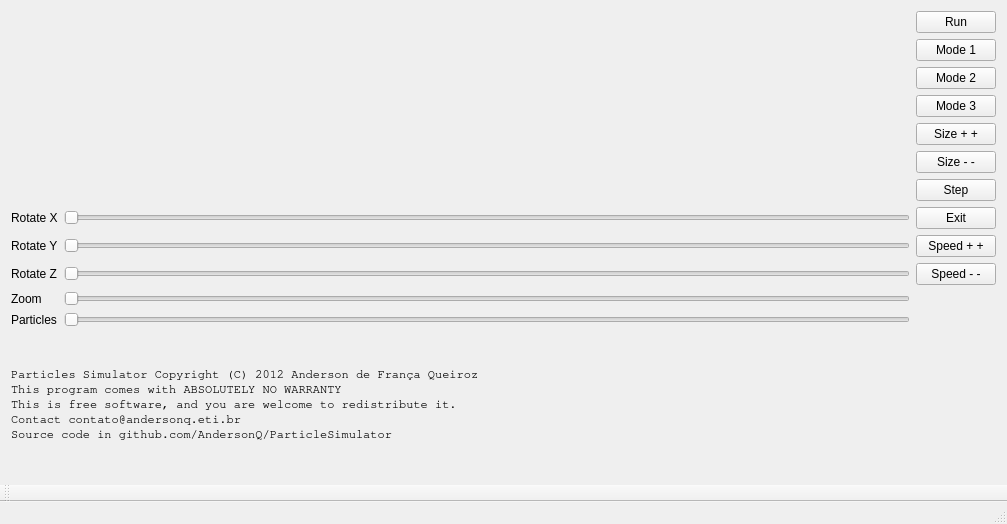
AndersonQ/ParticleSumulator, file mainwindow.ui: the form before one commit.
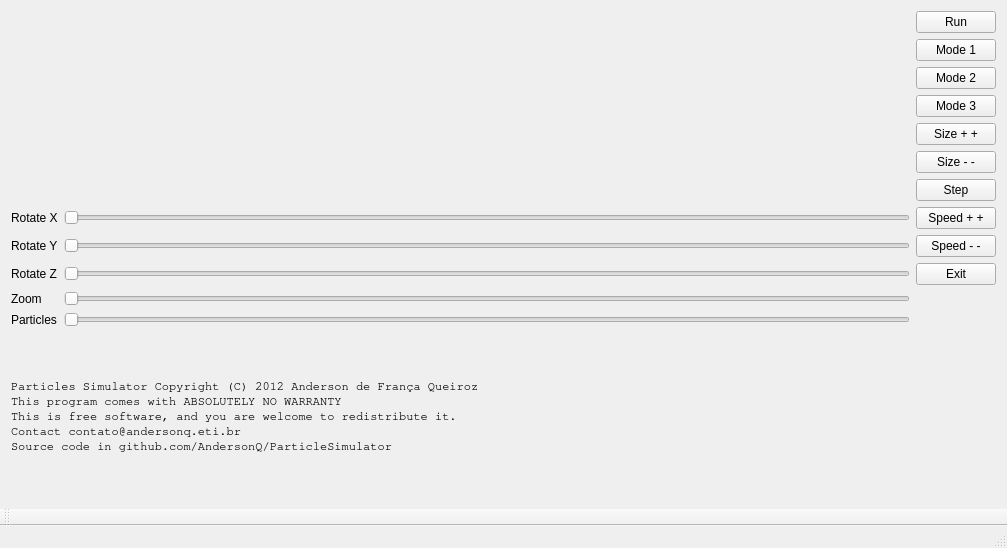
The form after the commit. Custom widgets are drawn as their Qt base class.

The edit to the form file:
```diff
--- a/mainwindow.ui
+++ b/mainwindow.ui
@@ -7,7 +7,7 @@
     <x>0</x>
     <y>0</y>
     <width>1007</width>
-    <height>524</height>
+    <height>548</height>
    </rect>
   </property>
   <property name="windowTitle">
@@ -175,26 +175,26 @@
      </widget>
     </item>
     <item row="7" column="2">
-     <widget class="QPushButton" name="pushButton_7">
-      <property name="text">
-       <string>Exit</string>
-      </property>
-     </widget>
-    </item>
-    <item row="8" column="2">
      <widget class="QPushButton" name="pushButton_8">
       <property name="text">
        <string>Speed + +</string>
       </property>
      </widget>
     </item>
-    <item row="9" column="2">
+    <item row="8" column="2">
      <widget class="QPushButton" name="pushButton_9">
       <property name="text">
        <string>Speed - -</string>
       </property>
      </widget>
     </item>
+    <item row="9" column="2">
+     <widget class="QPushButton" name="pushButton_7">
+      <property name="text">
+       <string>Exit</string>
+      </property>
+     </widget>
+    </item>
    </layout>
   </widget>
   <widget class="QMenuBar" name="menuBar">
```
